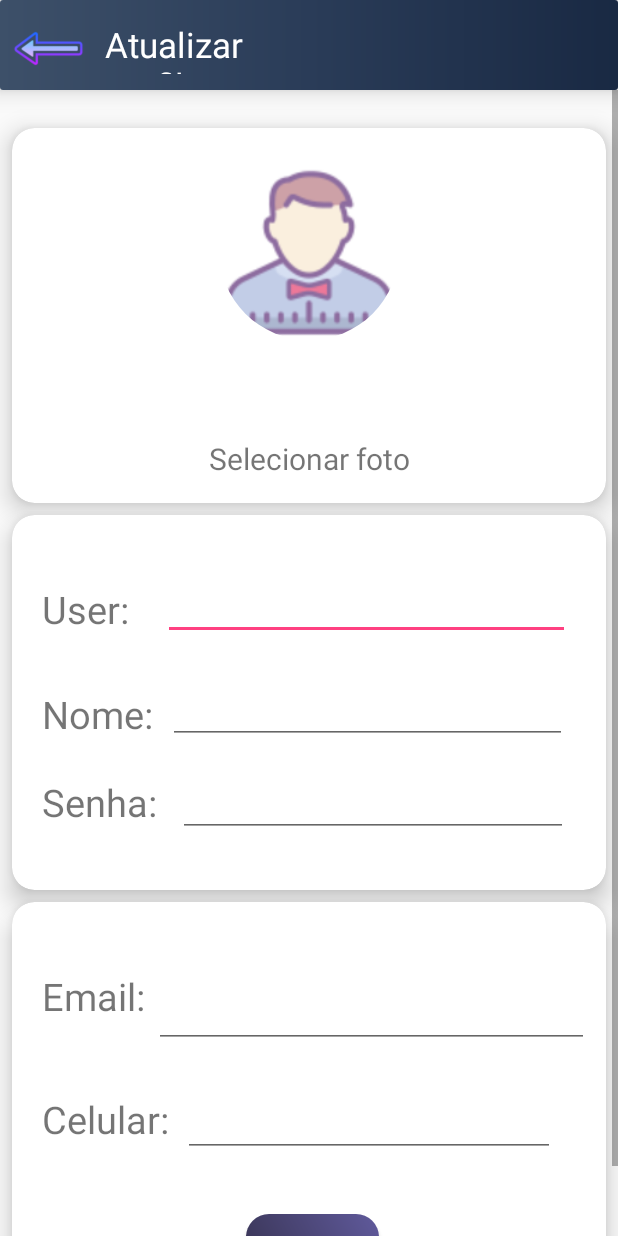
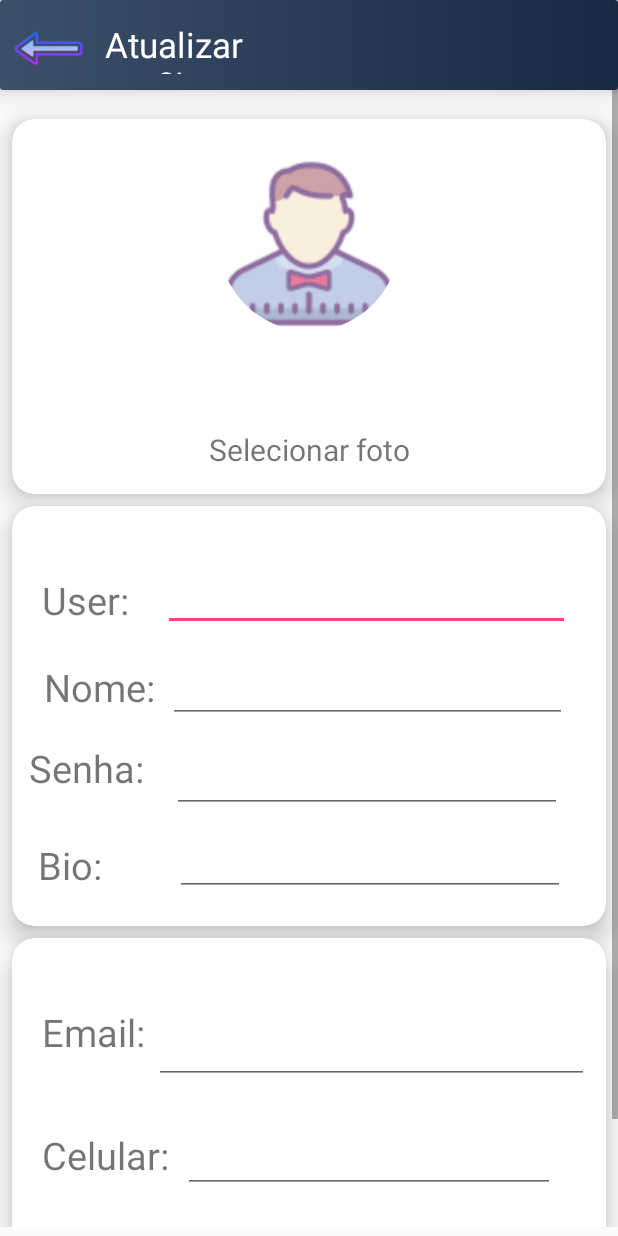
Before and after one commit to feliperrella/SoftSong, an Android app: the atualizar_perfil screen opened directly, with no data from a screen before it, on a phone screen of 412 x 824 dp. Run offline under Robolectric (Android 15) with nearby library versions, the phone set to English and light mode, and no system bars; our stand-ins replace CircleImageView; pictures from the network do not load; 1 statement that could not run was skipped.

Commit message:
Ediçao de usuarios OK Likes OK Numero de paginas por post OK

```diff
--- a/app/src/main/java/com/example/felip/softsong/Home_Screen.java
+++ b/app/src/main/java/com/example/felip/softsong/Home_Screen.java
@@ -60,7 +60,6 @@ public class Home_Screen extends Activity {
     public static String[] images;
     public static String[] id;
     ImageView plus;
-
     ListView posts;
 
 }
--- a/app/src/main/java/com/example/felip/softsong/Search.java
+++ b/app/src/main/java/com/example/felip/softsong/Search.java
@@ -20,7 +20,7 @@ import android.widget.RelativeLayout;
 import android.widget.TextView;
 import android.widget.Toast;
 
-import com.squareup.picasso.Picasso;
+import com.bumptech.glide.Glide;
 
 import java.sql.Connection;
 import java.sql.ResultSet;
@@ -157,7 +157,7 @@ public class Search  extends Activity {
             try {
                 name.setText(nm[i]);
                 usu.setText(pe[i]);
-                Picasso.with(getApplicationContext()).load("http://192.168.15.17/pictures/%20" + ft[i]).into(per);
+                Glide.with(getApplicationContext()).load("http://192.168.15.17/pictures/" + ft[i]).into(per);
             }
             catch (Exception e){}
             return vieww;
--- a/app/src/main/res/layout/atualizar_usuario.xml
+++ b/app/src/main/res/layout/atualizar_usuario.xml
@@ -58,9 +58,9 @@
         android:layout_alignParentEnd="true"
         android:layout_alignParentBottom="true"
         android:layout_marginStart="0dp"
-        android:layout_marginTop="60dp"
+        android:layout_marginTop="54dp"
         android:layout_marginEnd="0dp"
-        android:layout_marginBottom="0dp">
+        android:layout_marginBottom="6dp">
 
         <android.support.constraint.ConstraintLayout
             android:id="@+id/relativeLayout7"
@@ -138,7 +138,7 @@
                 android:id="@+id/Card3"
 
                 android:layout_width="match_parent"
-                android:layout_height="250dp"
+                android:layout_height="280dp"
                 android:layout_alignParentStart="true"
                 android:layout_alignParentTop="true"
                 android:layout_gravity="center_horizontal|bottom"
@@ -159,6 +159,33 @@
                     android:layout_height="match_parent"
                     android:layout_alignParentStart="true"
                     android:layout_alignParentTop="true">
+
+                    <TextView
+                        android:id="@+id/textView7"
+                        android:layout_width="wrap_content"
+                        android:layout_height="wrap_content"
+                        android:layout_alignParentStart="true"
+                        android:layout_alignParentBottom="true"
+                        android:layout_marginStart="17dp"
+                        android:layout_marginLeft="20dp"
+                        android:layout_marginTop="135dp"
+                        android:layout_marginBottom="23dp"
+                        android:text="Bio:"
+                        android:textSize="25dp" />
+
+                    <EditText
+                        android:id="@+id/abio"
+                        android:layout_width="260dp"
+                        android:layout_height="42dp"
+                        android:layout_alignTop="@+id/Anome"
+                        android:layout_alignParentEnd="true"
+                        android:layout_alignParentBottom="true"
+                        android:layout_marginLeft="105dp"
+                        android:layout_marginTop="78dp"
+                        android:layout_marginEnd="27dp"
+                        android:layout_marginBottom="20dp"
+                        android:textColor="#09c"
+                        android:textSize="15dp" />
 
                     <TextView
                         android:layout_width="wrap_content"
@@ -191,10 +218,10 @@
                         android:layout_height="wrap_content"
                         android:layout_alignParentStart="true"
                         android:layout_alignParentBottom="true"
-                        android:layout_marginStart="20dp"
+                        android:layout_marginStart="21dp"
                         android:layout_marginLeft="20dp"
                         android:layout_marginTop="90dp"
-                        android:layout_marginBottom="100dp"
+                        android:layout_marginBottom="142dp"
                         android:text="Nome:"
                         android:textSize="25dp" />
 
@@ -205,7 +232,7 @@
                         android:layout_below="@+id/Auser"
                         android:layout_alignParentEnd="true"
                         android:layout_marginLeft="95dp"
-                        android:layout_marginTop="27dp"
+                        android:layout_marginTop="19dp"
                         android:layout_marginEnd="26dp"
                         android:textColor="#09c"
                         android:textSize="15dp" />
@@ -215,10 +242,10 @@
                         android:layout_height="wrap_content"
                         android:layout_alignParentStart="true"
                         android:layout_alignParentBottom="true"
-                        android:layout_marginStart="20dp"
+                        android:layout_marginStart="11dp"
                         android:layout_marginLeft="20dp"
                         android:layout_marginTop="135dp"
-                        android:layout_marginBottom="41dp"
+                        android:layout_marginBottom="88dp"
                         android:text="Senha:"
                         android:textSize="25dp" />
 
@@ -230,9 +257,9 @@
                         android:layout_alignParentEnd="true"
                         android:layout_alignParentBottom="true"
                         android:layout_marginLeft="105dp"
-                        android:layout_marginTop="63dp"
-                        android:layout_marginEnd="25dp"
-                        android:layout_marginBottom="35dp"
+                        android:layout_marginTop="24dp"
+                        android:layout_marginEnd="29dp"
+                        android:layout_marginBottom="75dp"
                         android:textColor="#09c"
                         android:textSize="15dp" />
 
```
Also changed, not shown: app/build.gradle (+1 -6 lines), app/src/main/java/com/example/felip/softsong/Perfil.java (+9 -1 lines), app/src/main/java/com/example/felip/softsong/PostDeals.java (+43 -2 lines), app/src/main/java/com/example/felip/softsong/atualizar_perfil.java (+20 -2 lines), app/src/main/res/drawable/item_swipe.xml (added, +10 -0 lines), app/src/main/res/layout/post.xml (+13 -0 lines).
